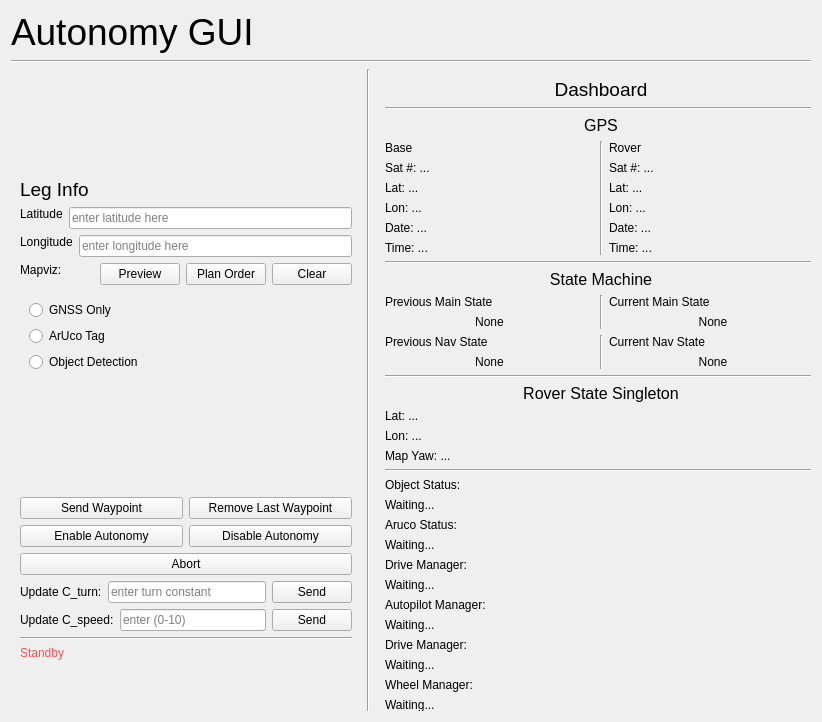
This is mars_ws/src/autonomy/autonomy_gui.ui in BYUMarsRover/Autonomy-ROS2 as Qt 5 draws it before an edit. The edited form follows.
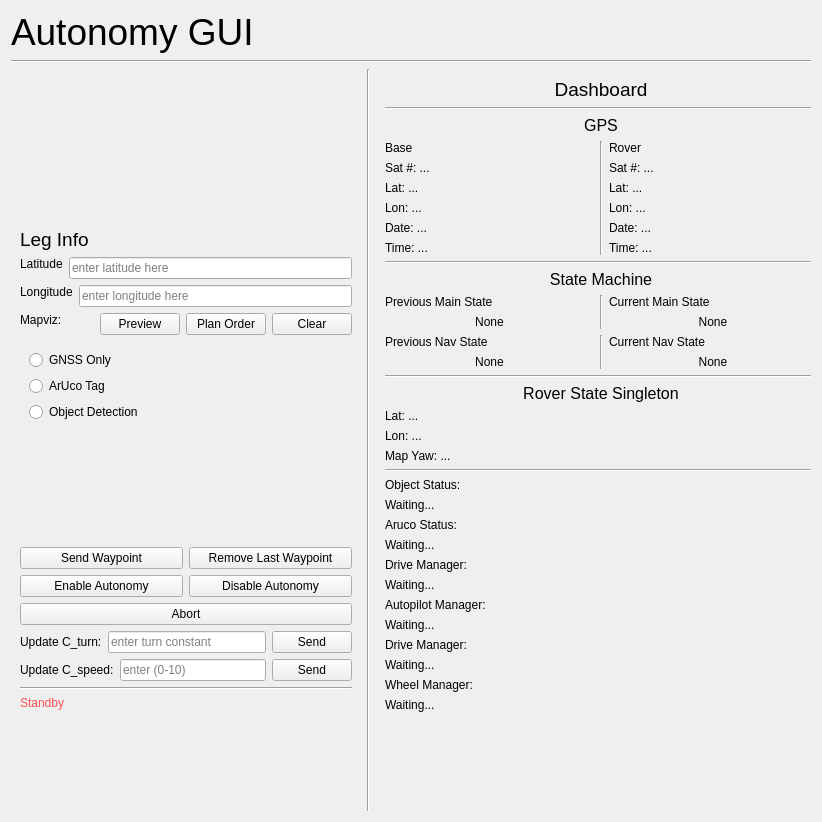
This is the edited form.

Commit message: Chore: clean up missing things from merge

Diff of the .ui file:
```diff
--- a/mars_ws/src/autonomy/autonomy_gui.ui
+++ b/mars_ws/src/autonomy/autonomy_gui.ui
@@ -9,7 +9,7 @@
     <x>0</x>
     <y>0</y>
     <width>800</width>
-    <height>700</height>
+    <height>800</height>
    </rect>
   </property>
   <property name="minimumSize">
@@ -30,13 +30,13 @@
      <property name="minimumSize">
       <size>
        <width>800</width>
-       <height>700</height>
+       <height>800</height>
       </size>
      </property>
      <property name="maximumSize">
       <size>
        <width>800</width>
-       <height>700</height>
+       <height>800</height>
       </size>
      </property>
      <!-- Layout Widget -->
@@ -505,13 +505,13 @@
            <property name="minimumSize">
             <size>
              <width>450</width>
-             <height>700</height>
+             <height>800</height>
             </size>
            </property>
            <property name="maximumSize">
             <size>
              <width>450</width>
-             <height>700</height>
+             <height>800</height>
             </size>
            </property>
            <layout class="QVBoxLayout" name="verticalLayout_10">
```
The commit also changes 1 other file.
